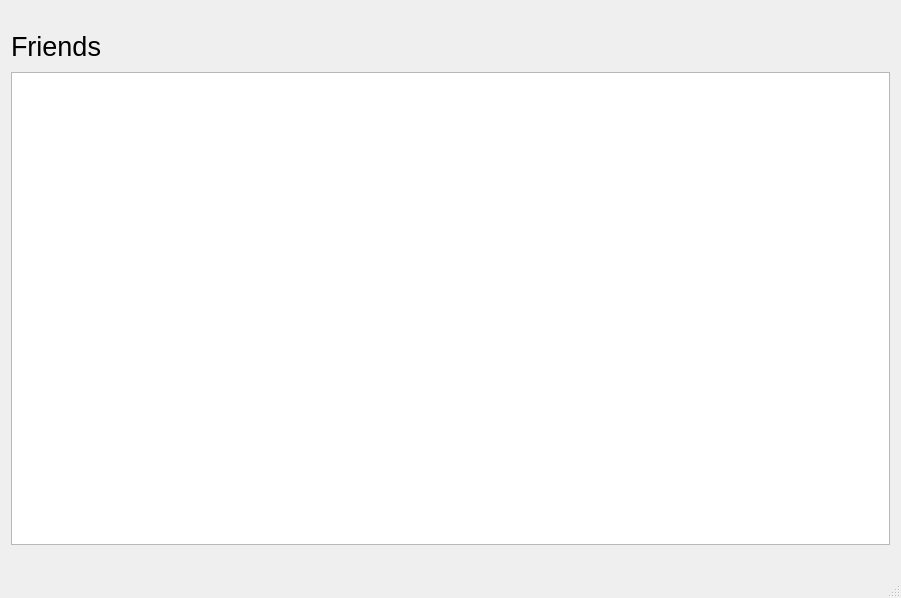
First picture: the form in VaporChat/mainwindow.ui, repository nwestbury/VaporChat, before the edit.
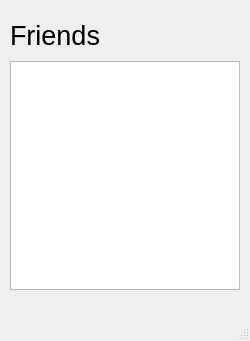
Second picture: the form after the edit.

What changed in the file:
```diff
--- a/VaporChat/mainwindow.ui
+++ b/VaporChat/mainwindow.ui
@@ -6,15 +6,63 @@
    <rect>
     <x>0</x>
     <y>0</y>
-    <width>901</width>
-    <height>598</height>
+    <width>250</width>
+    <height>341</height>
    </rect>
   </property>
+  <property name="sizePolicy">
+   <sizepolicy hsizetype="Fixed" vsizetype="Preferred">
+    <horstretch>0</horstretch>
+    <verstretch>0</verstretch>
+   </sizepolicy>
+  </property>
+  <property name="minimumSize">
+   <size>
+    <width>250</width>
+    <height>341</height>
+   </size>
+  </property>
+  <property name="maximumSize">
+   <size>
+    <width>250</width>
+    <height>341</height>
+   </size>
+  </property>
   <property name="windowTitle">
-   <string>MainWindow</string>
+   <string>FriendsList</string>
+  </property>
+  <property name="autoFillBackground">
+   <bool>false</bool>
+  </property>
+  <property name="animated">
+   <bool>true</bool>
   </property>
   <widget class="QWidget" name="centralWidget">
+   <property name="minimumSize">
+    <size>
+     <width>250</width>
+     <height>300</height>
+    </size>
+   </property>
+   <property name="maximumSize">
+    <size>
+     <width>250</width>
+     <height>300</height>
+    </size>
+   </property>
    <layout class="QVBoxLayout" name="verticalLayout">
+    <property name="leftMargin">
+     <number>10</number>
+    </property>
+    <property name="topMargin">
+     <number>0</number>
+    </property>
+    <property name="rightMargin">
+     <number>10</number>
+    </property>
+    <property name="bottomMargin">
+     <number>10</number>
+    </property>
     <item>
      <layout class="QVBoxLayout" name="verticalLayout_2">
       <property name="spacing">
@@ -24,7 +72,7 @@
        <number>20</number>
       </property>
       <property name="bottomMargin">
-       <number>20</number>
+       <number>0</number>
       </property>
       <item>
        <widget class="QLabel" name="label">
```
Left out of the diff: 4 changed lines with no effect on the pictures.
